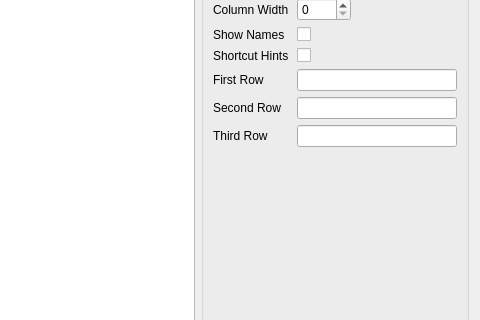
This is settingsdialogui.ui in macasieb/simpleshortcuts as Qt 5 draws it before an edit; both pictures show x 101 to 581 and y 100 to 420 of the 581 by 518 pixel window. The edited form follows.
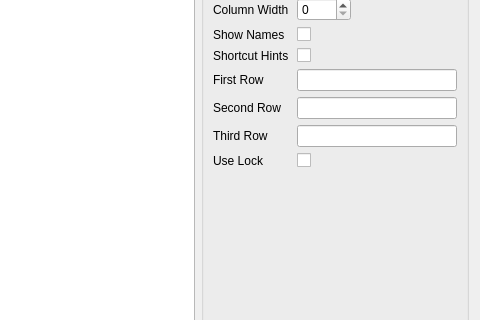
This is the edited form.

Commit message: Lock file support

Diff of the .ui file:
```diff
--- a/settingsdialogui.ui
+++ b/settingsdialogui.ui
@@ -296,6 +296,16 @@
             <item row="4" column="1">
              <widget class="QCheckBox" name="show_hints_checkbox"/>
             </item>
+            <item row="8" column="0">
+             <widget class="QLabel" name="useLockLabel">
+              <property name="text">
+               <string>Use Lock</string>
+              </property>
+             </widget>
+            </item>
+            <item row="8" column="1">
+             <widget class="QCheckBox" name="use_lock_checkbox"/>
+            </item>
            </layout>
           </item>
          </layout>
```
The commit also changes 3 other files.
